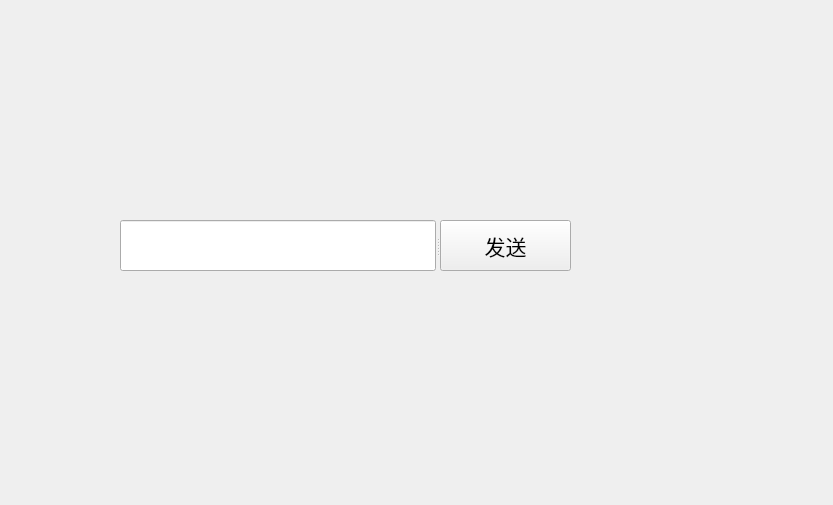
wangzheslx/rayfile, file client/Client.ui: the form before one commit.
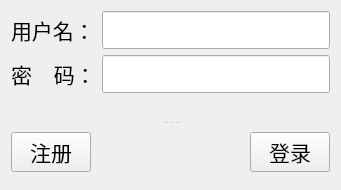
The form after the commit.

```diff
--- a/client/Client.ui
+++ b/client/Client.ui
@@ -6,43 +6,102 @@
    <rect>
     <x>0</x>
     <y>0</y>
-    <width>833</width>
-    <height>505</height>
+    <width>341</width>
+    <height>190</height>
    </rect>
   </property>
   <property name="windowTitle">
    <string>Widget</string>
   </property>
+  <layout class="QGridLayout" name="gridLayout">
+   <item row="0" column="0">
   <widget class="QSplitter" name="splitter">
-   <property name="geometry">
-    <rect>
-     <x>120</x>
-     <y>220</y>
-     <width>451</width>
-     <height>51</height>
-    </rect>
-   </property>
+     <property name="orientation">
+      <enum>Qt::Vertical</enum>
+     </property>
+     <widget class="QWidget" name="">
+      <layout class="QFormLayout" name="formLayout">
+       <item row="0" column="0">
+        <widget class="QLabel" name="label">
    <property name="font">
     <font>
      <family>Adobe 宋体 Std L</family>
      <pointsize>16</pointsize>
     </font>
    </property>
+         <property name="text">
+          <string>用户名：</string>
+         </property>
+        </widget>
+       </item>
+       <item row="0" column="1">
+        <widget class="QLineEdit" name="lineEdit">
+         <property name="font">
+          <font>
+           <family>Adobe 宋体 Std L</family>
+           <pointsize>16</pointsize>
+          </font>
+         </property>
+        </widget>
+       </item>
+       <item row="1" column="0">
+        <widget class="QLabel" name="label_2">
+         <property name="font">
+          <font>
+           <family>Adobe 宋体 Std L</family>
+           <pointsize>16</pointsize>
+          </font>
+         </property>
+         <property name="text">
+          <string>密    码：</string>
+         </property>
+        </widget>
+       </item>
+       <item row="1" column="1">
+        <widget class="QLineEdit" name="lineEdit_2">
+         <property name="font">
+          <font>
+           <family>Adobe 宋体 Std L</family>
+           <pointsize>16</pointsize>
+          </font>
+         </property>
+         <property name="echoMode">
+          <enum>QLineEdit::Password</enum>
+         </property>
+        </widget>
+       </item>
+      </layout>
+     </widget>
+     <widget class="QWidget" name="">
+      <layout class="QHBoxLayout" name="horizontalLayout">
+       <item>
+        <widget class="QPushButton" name="pushButton">
+         <property name="font">
+          <font>
+           <family>Adobe 宋体 Std L</family>
+           <pointsize>16</pointsize>
+          </font>
+         </property>
+         <property name="text">
+          <string>注册</string>
+         </property>
+        </widget>
+       </item>
+       <item>
+        <spacer name="horizontalSpacer">
    <property name="orientation">
     <enum>Qt::Horizontal</enum>
    </property>
-   <widget class="QLineEdit" name="input_LE">
-    <property name="font">
-     <font>
-      <family>Adobe 宋体 Std L</family>
-      <pointsize>16</pointsize>
-     </font>
-    </property>
-    <property name="text">
-     <string/>
-    </property>
-   </widget>
-   <widget class="QPushButton" name="send_PB">
+         <property name="sizeHint" stdset="0">
+          <size>
+           <width>40</width>
+           <height>20</height>
+          </size>
+         </property>
+        </spacer>
+       </item>
+       <item>
+        <widget class="QPushButton" name="pushButton_2">
     <property name="font">
      <font>
       <family>Adobe 宋体 Std L</family>
@@ -50,10 +109,15 @@
      </font>
     </property>
     <property name="text">
-     <string>发送</string>
-    </property>
-   </widget>
-  </widget>
+          <string>登录</string>
+         </property>
+        </widget>
+       </item>
+      </layout>
+     </widget>
+    </widget>
+   </item>
+  </layout>
  </widget>
  <resources/>
  <connections/>
```
Lines whose indentation alone changed are shown as unchanged.
